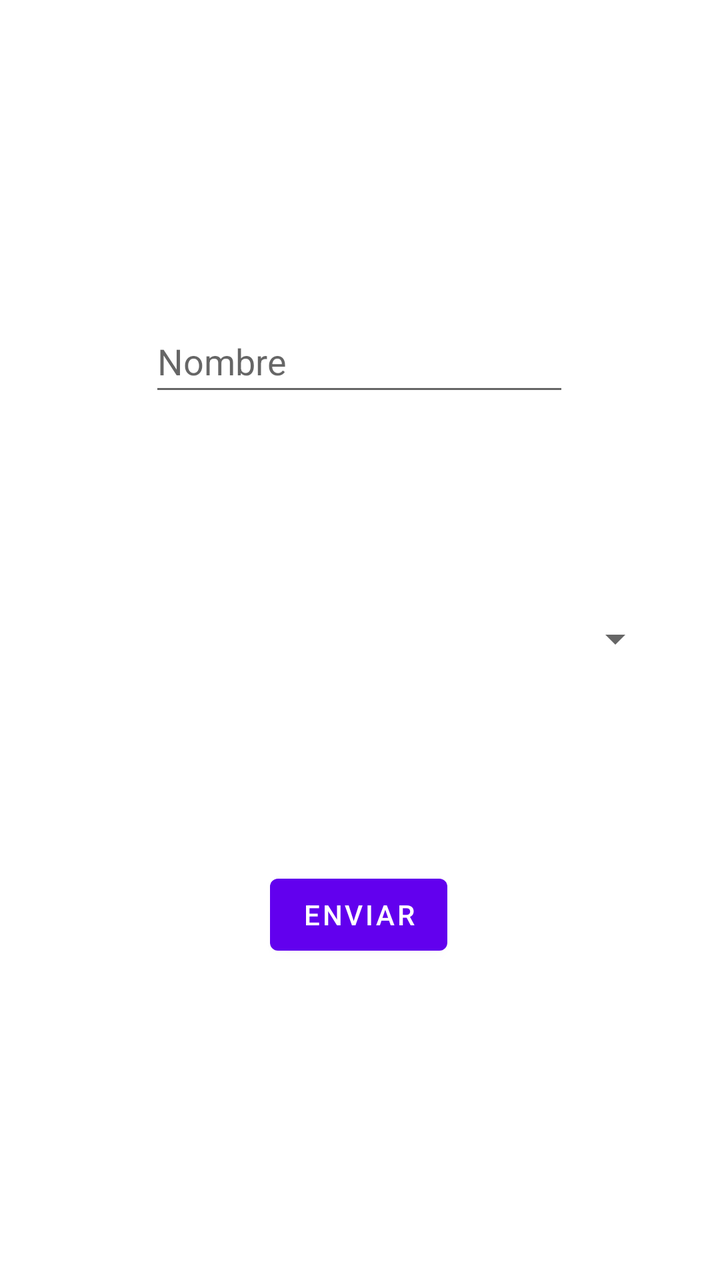
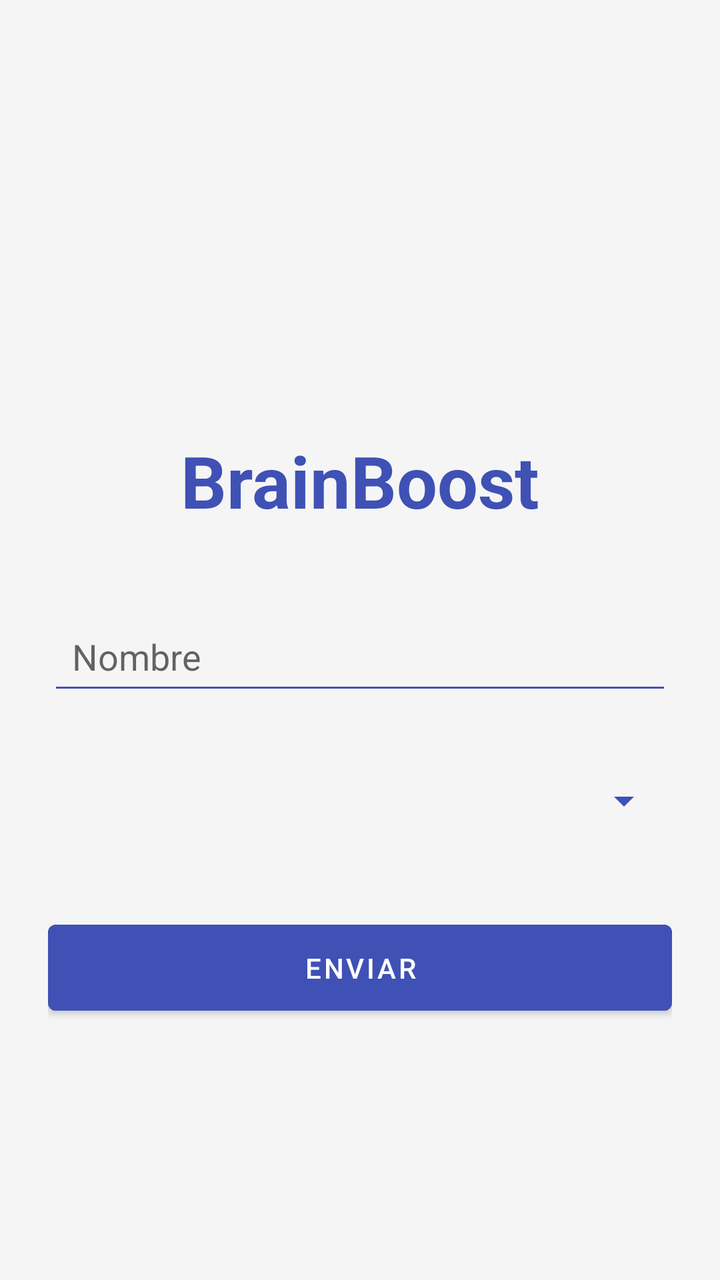

Before-and-after screenshots of an Android layout around one commit, followed by the original layout XML and the change that was made.
<!-- AndroidManifest.xml: application theme Theme.ClienteProyectoFinal -->
<!-- res/layout/activity_mazo.xml -->
<?xml version="1.0" encoding="utf-8"?>
<androidx.constraintlayout.widget.ConstraintLayout xmlns:android="http://schemas.android.com/apk/res/android"
    xmlns:app="http://schemas.android.com/apk/res-auto"
    xmlns:tools="http://schemas.android.com/tools"
    android:id="@+id/main"
    android:layout_width="match_parent"
    android:layout_height="match_parent"
    tools:context="vista.MazoActivity">

    <EditText
        android:id="@+id/editTextNombreMazo"
        android:layout_width="wrap_content"
        android:layout_height="48dp"
        android:ems="10"
        android:hint="Nombre"
        android:inputType="text"
        app:layout_constraintBottom_toBottomOf="parent"
        app:layout_constraintEnd_toEndOf="parent"
        app:layout_constraintHorizontal_bias="0.497"
        app:layout_constraintStart_toStartOf="parent"
        app:layout_constraintTop_toTopOf="parent"
        app:layout_constraintVertical_bias="0.262" />

    <Button
        android:id="@+id/btnanadirmazo"
        android:layout_width="wrap_content"
        android:layout_height="wrap_content"
        android:text="Enviar"
        app:layout_constraintBottom_toBottomOf="parent"
        app:layout_constraintEnd_toEndOf="parent"
        app:layout_constraintHorizontal_bias="0.498"
        app:layout_constraintStart_toStartOf="parent"
        app:layout_constraintTop_toTopOf="parent"
        app:layout_constraintVertical_bias="0.732" />

    <Spinner
        android:id="@+id/spinnerCategoria"
        android:layout_width="304dp"
        android:layout_height="48dp"
        android:contentDescription="SpinnerCategoria"
        app:layout_constraintBottom_toBottomOf="parent"
        app:layout_constraintEnd_toEndOf="parent"
        app:layout_constraintHorizontal_bias="0.495"
        app:layout_constraintStart_toStartOf="parent"
        app:layout_constraintTop_toTopOf="parent"
        app:layout_constraintVertical_bias="0.499" />

</androidx.constraintlayout.widget.ConstraintLayout>
<!-- resources referenced by this layout -->
<resources>
  <style name="Theme.ClienteProyectoFinal" parent="Theme.MaterialComponents.DayNight.NoActionBar">
          
          <item name="colorPrimary">@color/purple_500</item>
          <item name="colorPrimaryVariant">@color/purple_700</item>
          <item name="colorOnPrimary">@color/white</item>
          
          <item name="colorSecondary">@color/teal_200</item>
          <item name="colorSecondaryVariant">@color/teal_700</item>
          <item name="colorOnSecondary">@color/black</item>
          
          <item name="android:statusBarColor">?attr/colorPrimaryVariant</item>
          
      </style>
  <color name="purple_500">#FF6200EE</color>
  <color name="purple_700">#FF3700B3</color>
  <color name="white">#FFFFFFFF</color>
  <color name="teal_200">#FF03DAC5</color>
  <color name="teal_700">#FF018786</color>
  <color name="black">#FF000000</color>
</resources>

<!-- the commit's change to res/layout/activity_mazo.xml (unified diff, before → after) -->
@@ -5,44 +5,59 @@
     android:id="@+id/main"
     android:layout_width="match_parent"
     android:layout_height="match_parent"
+    android:padding="24dp"
+    android:background="#F5F5F5"
     tools:context="vista.MazoActivity">
+
+    <TextView
+        android:id="@+id/textViewTitulo"
+        android:layout_width="wrap_content"
+        android:layout_height="wrap_content"
+        android:layout_marginTop="192dp"
+        android:text="BrainBoost"
+        android:textColor="#3F51B5"
+        android:textSize="36sp"
+        android:textStyle="bold"
+        app:layout_constraintEnd_toEndOf="parent"
+        app:layout_constraintStart_toStartOf="parent"
+        app:layout_constraintTop_toTopOf="parent" />
 
     <EditText
         android:id="@+id/editTextNombreMazo"
-        android:layout_width="wrap_content"
+        android:layout_width="0dp"
         android:layout_height="48dp"
-        android:ems="10"
         android:hint="Nombre"
         android:inputType="text"
-        app:layout_constraintBottom_toBottomOf="parent"
+        android:backgroundTint="#3F51B5"
+        android:padding="12dp"
+        app:layout_constraintTop_toBottomOf="@id/textViewTitulo"
+        app:layout_constraintStart_toStartOf="parent"
         app:layout_constraintEnd_toEndOf="parent"
-        app:layout_constraintHorizontal_bias="0.497"
+        android:layout_marginTop="40dp" />
+
+    <Spinner
+        android:id="@+id/spinnerCategoria"
+        android:layout_width="0dp"
+        android:layout_height="48dp"
+        android:contentDescription="SpinnerCategoria"
+        android:backgroundTint="#3F51B5"
+        android:padding="8dp"
+        app:layout_constraintTop_toBottomOf="@id/editTextNombreMazo"
         app:layout_constraintStart_toStartOf="parent"
-        app:layout_constraintTop_toTopOf="parent"
-        app:layout_constraintVertical_bias="0.262" />
+        app:layout_constraintEnd_toEndOf="parent"
+        android:layout_marginTop="24dp" />
 
     <Button
         android:id="@+id/btnanadirmazo"
-        android:layout_width="wrap_content"
+        android:layout_width="0dp"
         android:layout_height="wrap_content"
         android:text="Enviar"
-        app:layout_constraintBottom_toBottomOf="parent"
+        android:backgroundTint="#3F51B5"
+        android:textColor="#FFFFFF"
+        android:padding="12dp"
+        app:layout_constraintTop_toBottomOf="@id/spinnerCategoria"
+        app:layout_constraintStart_toStartOf="parent"
         app:layout_constraintEnd_toEndOf="parent"
-        app:layout_constraintHorizontal_bias="0.498"
-        app:layout_constraintStart_toStartOf="parent"
-        app:layout_constraintTop_toTopOf="parent"
-        app:layout_constraintVertical_bias="0.732" />
-
-    <Spinner
-        android:id="@+id/spinnerCategoria"
-        android:layout_width="304dp"
-        android:layout_height="48dp"
-        android:contentDescription="SpinnerCategoria"
-        app:layout_constraintBottom_toBottomOf="parent"
-        app:layout_constraintEnd_toEndOf="parent"
-        app:layout_constraintHorizontal_bias="0.495"
-        app:layout_constraintStart_toStartOf="parent"
-        app:layout_constraintTop_toTopOf="parent"
-        app:layout_constraintVertical_bias="0.499" />
+        android:layout_marginTop="32dp" />
 
 </androidx.constraintlayout.widget.ConstraintLayout>
